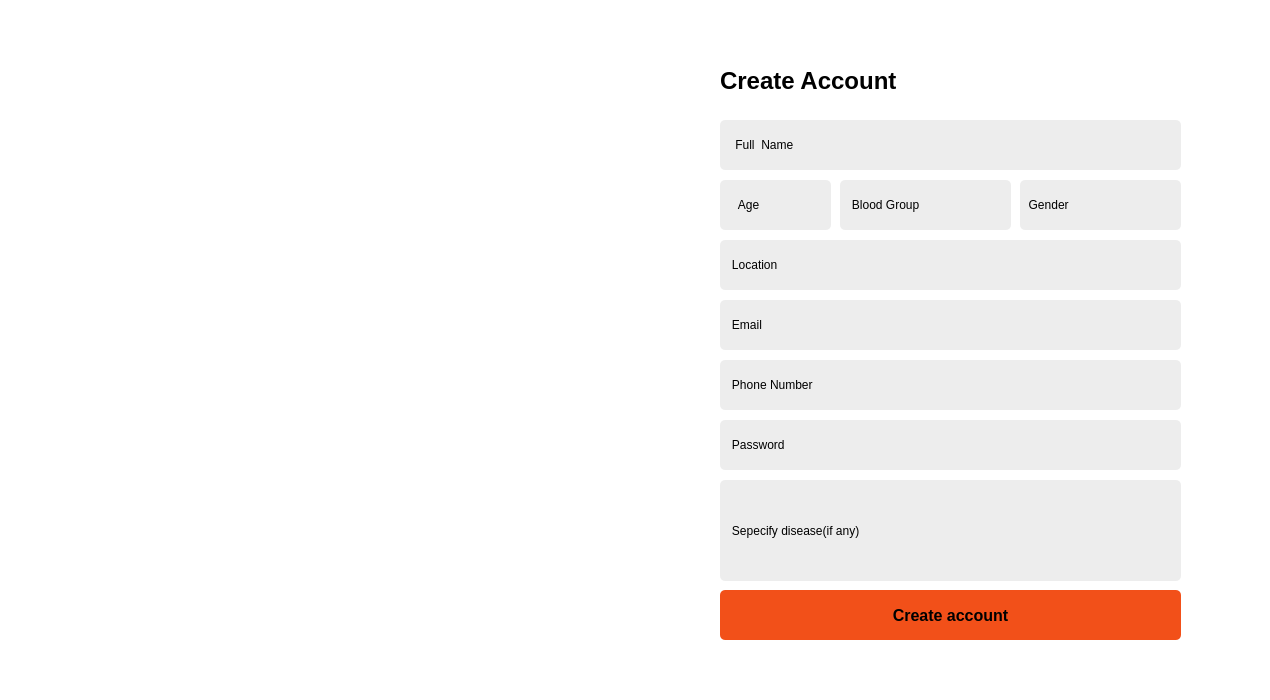
Above: create_account.ui from Rista10/Final before the change. Below: the same form after it.
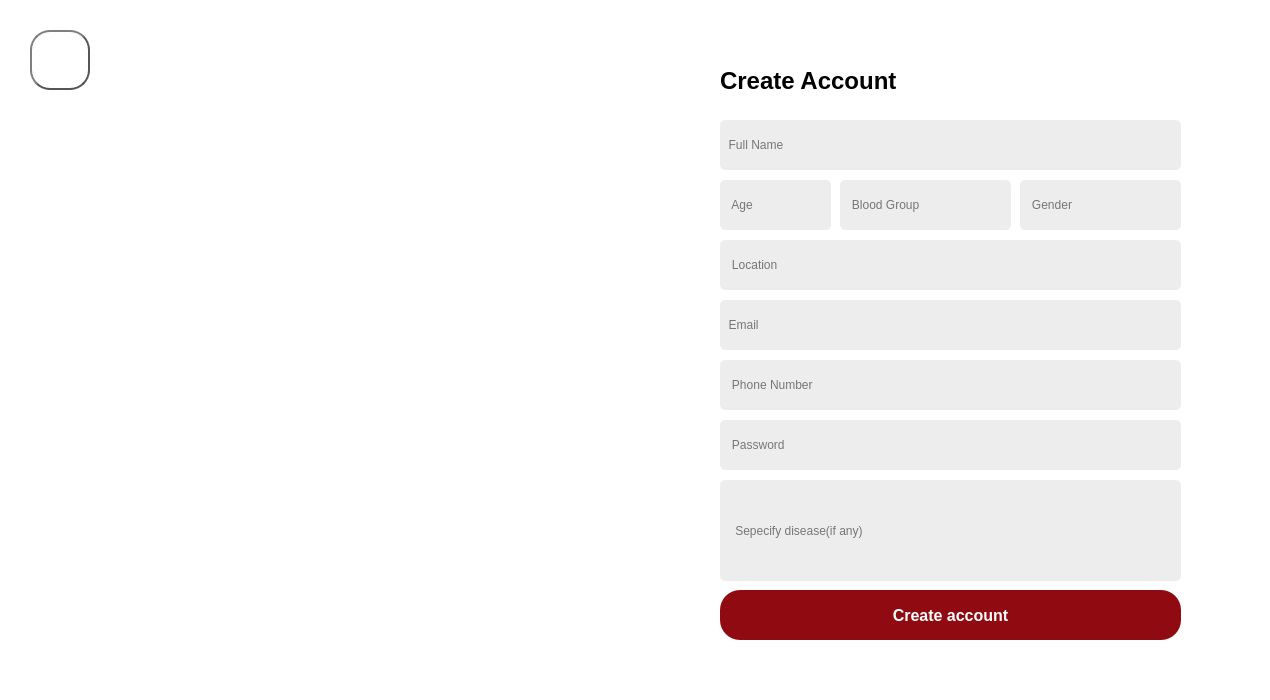
That is the form after the change. Icons and pictures are not drawn.

```diff
--- a/create_account.ui
+++ b/create_account.ui
@@ -65,7 +65,10 @@
 }</string>
    </property>
    <property name="text">
-    <string>    Full  Name</string>
+    <string/>
+   </property>
+   <property name="placeholderText">
+    <string>  Full Name</string>
    </property>
   </widget>
   <widget class="QLineEdit" name="age">
@@ -85,7 +88,10 @@
 }</string>
    </property>
    <property name="text">
-    <string>     Age  </string>
+    <string/>
+   </property>
+   <property name="placeholderText">
+    <string>   Age</string>
    </property>
   </widget>
   <widget class="QLabel" name="label_15">
@@ -128,8 +134,15 @@
    <property name="styleSheet">
     <string notr="true">#register_2
 {
-background-color:#F25019;
-border-radius:5px;
+background-color:rgb(144, 10, 18);
+border-radius:20px;
+	color: rgb(255, 255, 255);
+}
+
+#register_2::hover
+{
+background-color:white;
+	color: rgb(144, 10, 18);
 }</string>
    </property>
    <property name="text">
@@ -153,7 +166,10 @@
 }</string>
    </property>
    <property name="text">
-    <string>   Email</string>
+    <string/>
+   </property>
+   <property name="placeholderText">
+    <string>  Email</string>
    </property>
   </widget>
   <widget class="QLineEdit" name="gender">
@@ -172,7 +188,10 @@
 background-color: #EDEDED;}</string>
    </property>
    <property name="text">
-    <string>  Gender</string>
+    <string/>
+   </property>
+   <property name="placeholderText">
+    <string>   Gender</string>
    </property>
   </widget>
   <widget class="QLineEdit" name="blood_group">
@@ -193,6 +212,9 @@
 }</string>
    </property>
    <property name="text">
+    <string/>
+   </property>
+   <property name="placeholderText">
     <string>   Blood Group</string>
    </property>
   </widget>
@@ -213,6 +235,9 @@
 }</string>
    </property>
    <property name="text">
+    <string/>
+   </property>
+   <property name="placeholderText">
     <string>   Location</string>
    </property>
   </widget>
@@ -233,6 +258,9 @@
 }</string>
    </property>
    <property name="text">
+    <string/>
+   </property>
+   <property name="placeholderText">
     <string>   Phone Number</string>
    </property>
   </widget>
@@ -253,11 +281,14 @@
 }</string>
    </property>
    <property name="text">
-    <string>   Password</string>
+    <string/>
    </property>
    <property name="echoMode">
     <enum>QLineEdit::Normal</enum>
    </property>
+   <property name="placeholderText">
+    <string>   Password</string>
+   </property>
   </widget>
   <widget class="QLineEdit" name="disease">
    <property name="geometry">
@@ -276,7 +307,39 @@
 }</string>
    </property>
    <property name="text">
-    <string>   Sepecify disease(if any)</string>
+    <string/>
+   </property>
+   <property name="placeholderText">
+    <string>    Sepecify disease(if any)</string>
+   </property>
+  </widget>
+  <widget class="QPushButton" name="back">
+   <property name="geometry">
+    <rect>
+     <x>30</x>
+     <y>30</y>
+     <width>60</width>
+     <height>60</height>
+    </rect>
+   </property>
+   <property name="cursor">
+    <cursorShape>PointingHandCursor</cursorShape>
+   </property>
+   <property name="styleSheet">
+    <string notr="true">#back {
+	border-color: rgb(0, 0, 0);
+    border: 2px solid #555;
+    border-radius: 20px;
+    border-style: outset;
+    padding: 5px;
+	border-image: url(:/Images/back_arrow.png);
+  }
+
+
+</string>
+   </property>
+   <property name="text">
+    <string/>
    </property>
   </widget>
  </widget>
```
Left out of the diff: 12 changed lines with no effect on the pictures.
